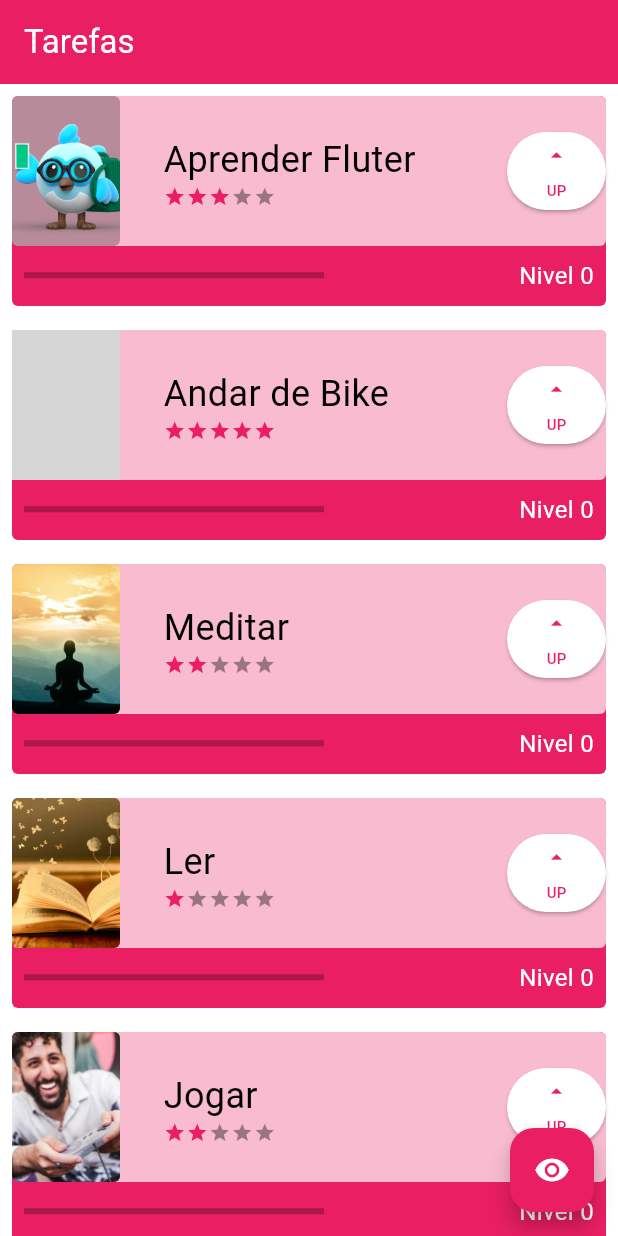
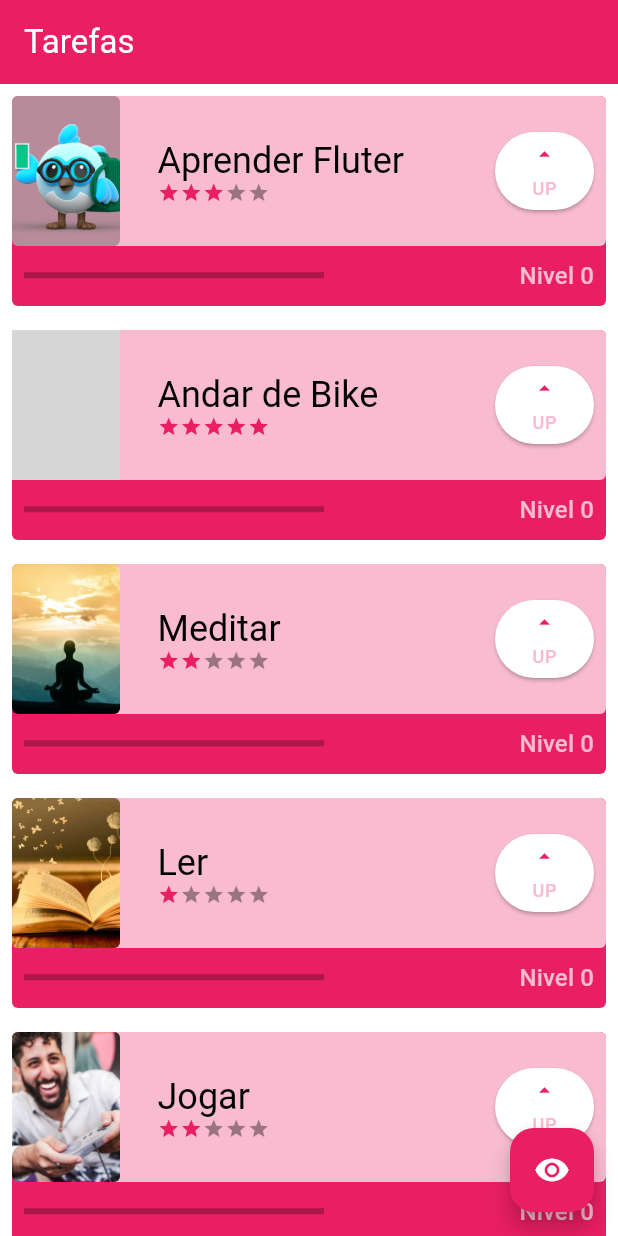
Before and after one commit to sShayron/first-flutter-app-alura, a Flutter app: the screen it shows after launch, on a phone screen of 412 x 824 dp. Run offline on Flutter 3.47's test engine with Material 3 defaults, Android fonts, the phone set to English and light mode, and no system bars; our stand-ins replace google_fonts, logger, shared_preferences; missing offline and left inert: http_interceptor; grey boxes are pictures that could not be loaded.

Commit message:
feat(widgets_stateless_stateful_images_animations): setup text theme

```diff
--- a/flutter/widgets_stateless_stateful_images_animations/lib/components/task.dart
+++ b/flutter/widgets_stateless_stateful_images_animations/lib/components/task.dart
@@ -1,6 +1,7 @@
 import 'package:flutter/material.dart';
 import 'package:nosso_primeiro_projeto/components/difficult_stars.dart';
 import 'package:nosso_primeiro_projeto/components/task_image.dart';
+import 'package:nosso_primeiro_projeto/components/task_progress.dart';
 import 'package:nosso_primeiro_projeto/components/task_title.dart';
 
 class Task extends StatefulWidget {
@@ -69,41 +70,31 @@ class _TaskState extends State<Task> {
                         TaskTitle(name: widget.name),
                         DifficultStars(difficult: widget.difficult)
                       ]),
-                  SizedBox(
+                  Padding(
+                    padding: const EdgeInsets.only(right: 8.0),
+                    child: SizedBox(
                         height: 52,
                         child: ElevatedButton(
                             onPressed: onLevelUpPressed,
                             child: Column(
-                              mainAxisAlignment: MainAxisAlignment.spaceEvenly,
+                                mainAxisAlignment:
+                                    MainAxisAlignment.spaceEvenly,
                                 children: [
-                                Icon(Icons.arrow_drop_up),
+                                  Icon(
+                                    Icons.arrow_drop_up,
+                                  ),
                                   Text(
                                     'UP',
-                                  style: TextStyle(fontSize: 10),
+                                    style: Theme.of(context)
+                                        .primaryTextTheme
+                                        .labelMedium,
                                   )
-                              ])))
+                                ]))),
+                  )
                 ],
               ),
             ),
-            Padding(
-                padding: EdgeInsets.all(8),
-                child: Row(
-                    mainAxisAlignment: MainAxisAlignment.spaceBetween,
-                    children: [
-                      SizedBox(
-                          width: 200,
-                          child: LinearProgressIndicator(
-                            color: Theme.of(context).colorScheme.onPrimary,
-                            backgroundColor: Colors.black26,
-                            value: widget.difficult > 0
-                                ? (level / widget.difficult) / 10
-                                : 1,
-                          )),
-                      Text('Nivel $level',
-                          style: TextStyle(
-                              color: Theme.of(context).colorScheme.onPrimary,
-                              fontSize: 16))
-                    ])),
+            TaskProgress(level: level, difficult: widget.difficult),
           ])
         ],
       ),
--- a/flutter/widgets_stateless_stateful_images_animations/lib/components/task_progress.dart
+++ b/flutter/widgets_stateless_stateful_images_animations/lib/components/task_progress.dart
@@ -15,12 +15,12 @@ class TaskProgress extends StatelessWidget {
           SizedBox(
               width: 200,
               child: LinearProgressIndicator(
-                color: Colors.white,
+                color: Theme.of(context).colorScheme.onPrimary,
                 backgroundColor: Colors.black26,
                 value: difficult > 0 ? (level / difficult) / 10 : 1,
               )),
           Text('Nivel $level',
-              style: TextStyle(color: Colors.white, fontSize: 16))
+              style: Theme.of(context).primaryTextTheme.labelLarge)
         ]));
   }
 }
--- a/flutter/widgets_stateless_stateful_images_animations/lib/components/task_title.dart
+++ b/flutter/widgets_stateless_stateful_images_animations/lib/components/task_title.dart
@@ -10,10 +10,7 @@ class TaskTitle extends StatelessWidget {
         width: 200,
         child: Text(
           name,
-          style: TextStyle(
-            fontSize: 24,
-          ),
-          overflow: TextOverflow.ellipsis,
+          style: Theme.of(context).textTheme.displaySmall,
         ));
   }
 }
--- a/flutter/widgets_stateless_stateful_images_animations/lib/theme/my_theme.dart
+++ b/flutter/widgets_stateless_stateful_images_animations/lib/theme/my_theme.dart
@@ -6,7 +6,18 @@ ThemeData myTheme = ThemeData(
   colorScheme: ColorScheme.fromSwatch(
     primarySwatch: Colors.pink,
   ).copyWith(
-      secondary: Colors.pink[200],
-      surface: Colors.pink[100],
-      onPrimary: Colors.white),
+    secondary: Colors.pink[200],
+    surface: Colors.pink[100],
+    onPrimary: Colors.white,
+  ),
+  textTheme: TextTheme(
+    displaySmall: TextStyle(
+      color: Colors.black,
+      fontSize: 24,
+      overflow: TextOverflow.ellipsis,
+    ),
+  ),
+  primaryTextTheme: TextTheme(
+    labelLarge: TextStyle(fontSize: 16),
+  ),
 );
```
Lines whose indentation alone changed are shown as unchanged.
